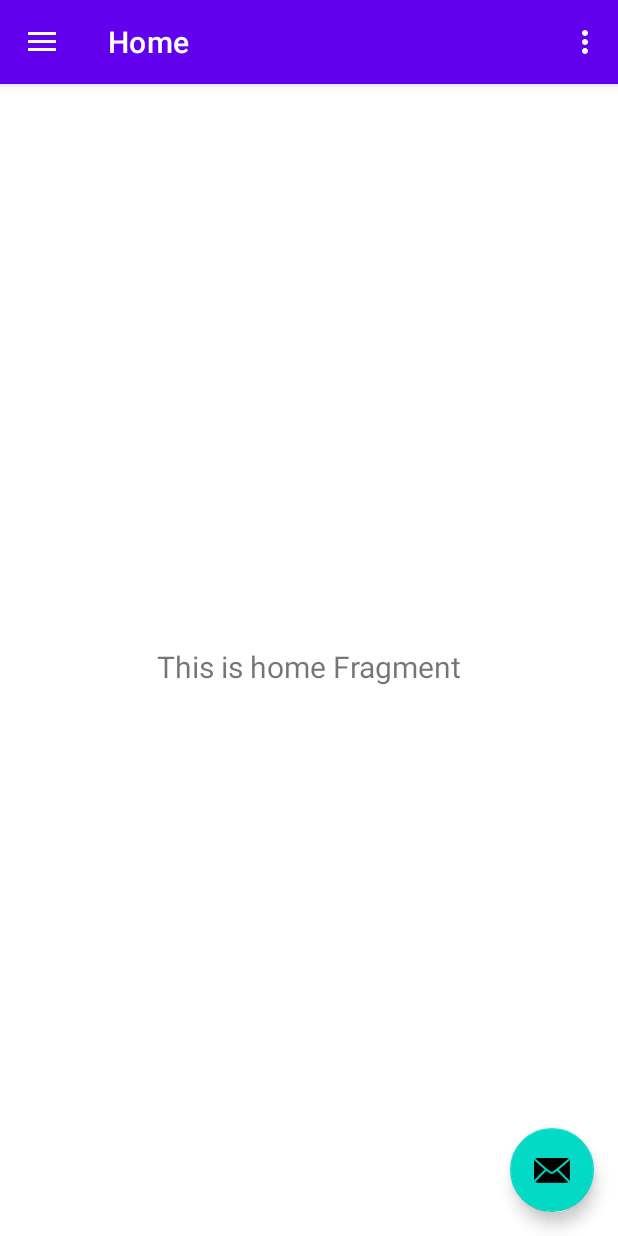
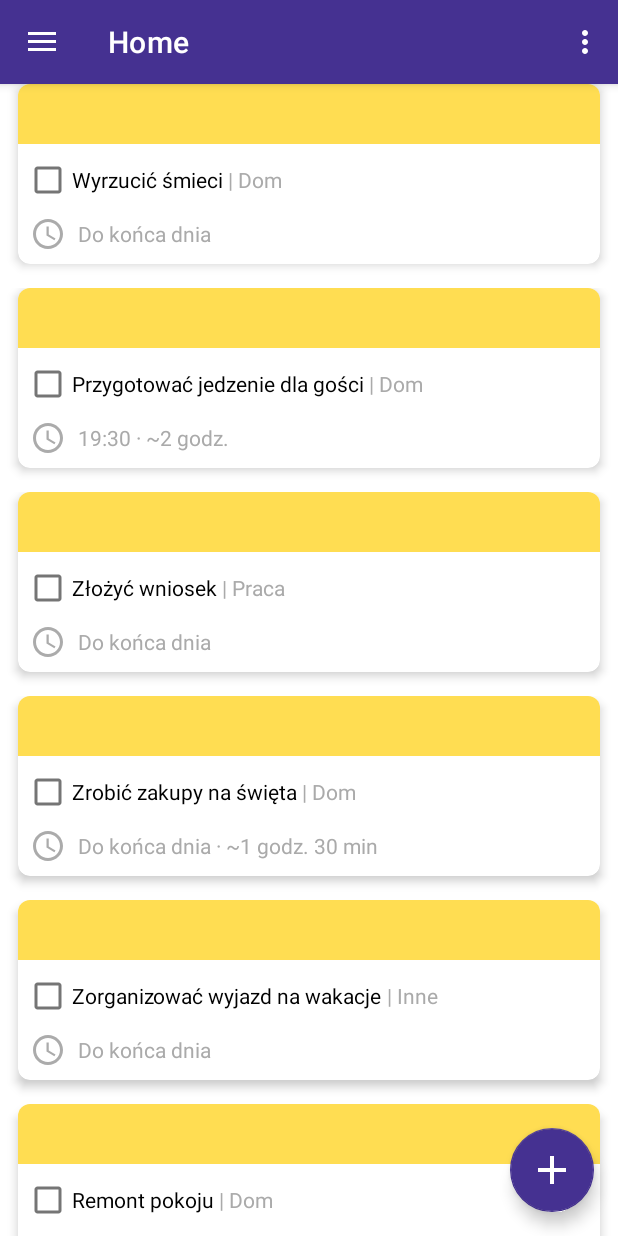
Before and after one commit to miskyy7507/nexttasks, an Android app: the screen it shows after launch (MainActivity), on a phone screen of 412 x 824 dp. Run offline under Robolectric (Android 15) with nearby library versions, the phone set to English and light mode, and no system bars; our stand-ins replace navigation-ui.

Commit message:
Add task list RecyclerView to the main page

```diff
--- /dev/null
+++ b/app/src/main/java/com/mm/nexttasks/TaskListAdapter.kt
@@ -0,0 +1,48 @@
+package com.mm.todoapp
+
+import android.content.Context
+import android.graphics.Color
+import android.graphics.drawable.Drawable
+import android.view.LayoutInflater
+import android.view.View
+import android.view.ViewGroup
+import android.widget.CheckBox
+import android.widget.ImageView
+import android.widget.TextView
+import androidx.recyclerview.widget.RecyclerView
+import com.mm.nexttasks.R
+import com.mm.nexttasks.TaskModel
+
+class TaskListAdapter(val context: Context, val taskList: ArrayList<TaskModel>) : RecyclerView.Adapter<TaskListAdapter.MyViewHolder>() {
+
+    override fun onCreateViewHolder(parent: ViewGroup, viewType: Int) : TaskListAdapter.MyViewHolder {
+        // this is where you inflate the layout
+        val inflater = LayoutInflater.from(context)
+        val view = inflater.inflate(R.layout.task_card, parent, false)
+
+        return TaskListAdapter.MyViewHolder(view)
+    }
+
+    override fun onBindViewHolder(holder: TaskListAdapter.MyViewHolder, position: Int) {
+        // assigning values to the views we created in the task_card layout file
+        // based on the position of the recycler view
+
+        holder.taskNameLabel.text = taskList[position].taskName
+        holder.taskCategoryLabel.text = taskList[position].taskCategory
+        holder.taskDeadlineLabel.text = taskList[position].taskDeadline
+        holder.taskNameLabel.isChecked = taskList[position].taskIsDone
+//        holder.taskColorTab.setBackgroundColor((-16777216..-1).random())
+        holder.taskColorTab.setBackgroundColor(context.getColor(R.color.task_tab_color_yellow))
+    }
+
+    override fun getItemCount(): Int {
+        return taskList.size
+    }
+
+    class MyViewHolder(itemView: View) : RecyclerView.ViewHolder(itemView) {
+        val taskNameLabel = itemView.findViewById<CheckBox>(R.id.taskLabel)
+        val taskCategoryLabel = itemView.findViewById<TextView>(R.id.taskCategory)
+        val taskDeadlineLabel = itemView.findViewById<TextView>(R.id.taskDeadlineText)
+        val taskColorTab = itemView.findViewById<View>(R.id.taskCardColor)
+    }
+}
--- /dev/null
+++ b/app/src/main/java/com/mm/nexttasks/TaskModel.kt
@@ -0,0 +1,9 @@
+package com.mm.nexttasks
+
+class TaskModel (
+//    val taskCardColor: String,
+    val taskName: String,
+    val taskCategory: String,
+    val taskDeadline: String,
+    val taskIsDone: Boolean
+)
--- a/app/src/main/java/com/mm/nexttasks/ui/home/HomeFragment.kt
+++ b/app/src/main/java/com/mm/nexttasks/ui/home/HomeFragment.kt
@@ -4,9 +4,12 @@ import android.os.Bundle
 import android.view.LayoutInflater
 import android.view.View
 import android.view.ViewGroup
-import android.widget.TextView
 import androidx.fragment.app.Fragment
+import androidx.recyclerview.widget.LinearLayoutManager
+import com.mm.nexttasks.R
+import com.mm.nexttasks.TaskModel
 import com.mm.nexttasks.databinding.FragmentHomeBinding
+import com.mm.todoapp.TaskListAdapter
 
 class HomeFragment : Fragment() {
 
@@ -16,6 +19,8 @@ class HomeFragment : Fragment() {
     // onDestroyView.
     private val binding get() = _binding!!
 
+    private val taskModels: ArrayList<TaskModel> = ArrayList()
+
     override fun onCreateView(
             inflater: LayoutInflater,
             container: ViewGroup?,
@@ -24,9 +29,14 @@ class HomeFragment : Fragment() {
         _binding = FragmentHomeBinding.inflate(inflater, container, false)
         val root: View = binding.root
 
-        val textView: TextView = binding.textH
+        val recyclerView = binding.todoList
 
-        textView.text = "This is home Fragment"
+        setUpTaskListModels()
+
+        val adapter = TaskListAdapter(this.context!!, taskModels)
+        recyclerView.adapter = adapter
+        recyclerView.layoutManager = LinearLayoutManager(this.context)
+
         return root
     }
 
@@ -34,4 +44,14 @@ class HomeFragment : Fragment() {
         super.onDestroyView()
         _binding = null
     }
+
+    private fun setUpTaskListModels() {
+        val taskNames = resources.getStringArray(R.array.task_names)
+        val taskCategories = resources.getStringArray(R.array.task_categories)
+        val taskDeadlines = resources.getStringArray(R.array.task_deadlines)
+
+        for (i in taskNames.indices) {
+            taskModels.add(TaskModel(taskNames[i], taskCategories[i], taskDeadlines[i], false))
+        }
+    }
 }
--- /dev/null
+++ b/app/src/main/res/drawable/clock_24.xml
@@ -0,0 +1,7 @@
+<vector xmlns:android="http://schemas.android.com/apk/res/android" android:height="24dp" android:tint="#000000" android:viewportHeight="24" android:viewportWidth="24" android:width="24dp">
+
+    <path android:fillColor="@android:color/white" android:pathData="M11.99,2C6.47,2 2,6.48 2,12s4.47,10 9.99,10C17.52,22 22,17.52 22,12S17.52,2 11.99,2zM12,20c-4.42,0 -8,-3.58 -8,-8s3.58,-8 8,-8 8,3.58 8,8 -3.58,8 -8,8z"/>
+
+    <path android:fillColor="@android:color/white" android:pathData="M12.5,7H11v6l5.25,3.15 0.75,-1.23 -4.5,-2.67z"/>
+
+</vector>
--- /dev/null
+++ b/app/src/main/res/drawable/plus_32.xml
@@ -0,0 +1,5 @@
+<vector xmlns:android="http://schemas.android.com/apk/res/android" android:height="32dp" android:tint="#000000" android:viewportHeight="24" android:viewportWidth="24" android:width="32dp">
+
+    <path android:fillColor="@android:color/white" android:pathData="M19,13h-6v6h-2v-6H5v-2h6V5h2v6h6v2z"/>
+
+</vector>
--- a/app/src/main/res/layout/app_bar_main.xml
+++ b/app/src/main/res/layout/app_bar_main.xml
@@ -29,6 +29,8 @@
         android:layout_gravity="bottom|end"
         android:layout_marginEnd="@dimen/fab_margin"
         android:layout_marginBottom="16dp"
-        app:srcCompat="@android:drawable/ic_dialog_email" />
+        android:theme="@style/Widget.Design.FloatingActionButton"
+        app:maxImageSize="32dp"
+        app:srcCompat="@drawable/plus_32" />
 
 </androidx.coordinatorlayout.widget.CoordinatorLayout>
--- a/app/src/main/res/layout/fragment_home.xml
+++ b/app/src/main/res/layout/fragment_home.xml
@@ -6,17 +6,8 @@
     android:layout_height="match_parent"
     tools:context=".ui.home.HomeFragment">
 
-    <TextView
-        android:id="@+id/text_h"
+    <androidx.recyclerview.widget.RecyclerView
+        android:id="@+id/todo_list"
         android:layout_width="match_parent"
-        android:layout_height="wrap_content"
-        android:layout_marginStart="8dp"
-        android:layout_marginTop="8dp"
-        android:layout_marginEnd="8dp"
-        android:textAlignment="center"
-        android:textSize="20sp"
-        app:layout_constraintBottom_toBottomOf="parent"
-        app:layout_constraintEnd_toEndOf="parent"
-        app:layout_constraintStart_toStartOf="parent"
-        app:layout_constraintTop_toTopOf="parent" />
+        android:layout_height="match_parent" />
 </androidx.constraintlayout.widget.ConstraintLayout>
--- /dev/null
+++ b/app/src/main/res/layout/task_card.xml
@@ -0,0 +1,103 @@
+<?xml version="1.0" encoding="utf-8"?>
+<androidx.constraintlayout.widget.ConstraintLayout xmlns:android="http://schemas.android.com/apk/res/android"
+    xmlns:app="http://schemas.android.com/apk/res-auto"
+    android:layout_width="match_parent"
+    android:layout_height="wrap_content">
+
+    <androidx.cardview.widget.CardView
+        android:layout_width="match_parent"
+        android:layout_height="wrap_content"
+        android:layout_marginStart="12dp"
+        android:layout_marginEnd="12dp"
+        android:layout_marginBottom="16dp"
+        app:cardCornerRadius="8dp"
+        app:cardElevation="4dp"
+        app:layout_constraintBottom_toBottomOf="parent"
+        app:layout_constraintEnd_toEndOf="parent"
+        app:layout_constraintStart_toStartOf="parent"
+        app:layout_constraintTop_toTopOf="parent">
+
+        <androidx.constraintlayout.widget.ConstraintLayout
+            android:layout_width="match_parent"
+            android:layout_height="wrap_content">
+
+            <LinearLayout
+                android:layout_width="match_parent"
+                android:layout_height="wrap_content"
+                android:orientation="vertical"
+                app:layout_constraintBottom_toBottomOf="parent"
+                app:layout_constraintEnd_toEndOf="parent"
+                app:layout_constraintStart_toStartOf="parent"
+                app:layout_constraintTop_toTopOf="parent">
+
+                <View
+                    android:id="@+id/taskCardColor"
+                    android:layout_width="match_parent"
+                    android:layout_height="40dp"
+                    android:background="#DD7575" />
+
+                <LinearLayout
+                    android:layout_width="match_parent"
+                    android:layout_height="wrap_content"
+                    android:orientation="horizontal">
+
+                    <CheckBox
+                        android:id="@+id/taskLabel"
+                        android:layout_width="wrap_content"
+                        android:layout_height="wrap_content"
+                        android:layout_marginStart="4dp"
+                        android:checked="false"
+                        android:text="Task Title" />
+
+
+                    <TextView
+                        android:id="@+id/textView2"
+                        android:layout_width="wrap_content"
+                        android:layout_height="48dp"
+                        android:layout_weight="0"
+                        android:gravity="center_vertical"
+                        android:text=" | "
+                        android:textColor="@color/gray_secondary_text" />
+
+                    <TextView
+                        android:id="@+id/taskCategory"
+                        android:layout_width="wrap_content"
+                        android:layout_height="48dp"
+                        android:layout_weight="1"
+                        android:gravity="center_vertical"
+                        android:text="Task Category"
+                        android:textColor="@color/gray_secondary_text" />
+
+                </LinearLayout>
+
+                <LinearLayout
+                    android:layout_width="match_parent"
+                    android:layout_height="wrap_content"
+                    android:orientation="horizontal">
+
+                    <ImageView
+                        android:id="@+id/imageView4"
+                        android:layout_width="wrap_content"
+                        android:layout_height="24dp"
+                        android:layout_marginStart="8dp"
+                        android:layout_marginEnd="8dp"
+                        android:layout_marginBottom="8dp"
+                        android:layout_weight="0"
+                        android:alpha="0.333"
+                        app:srcCompat="@drawable/clock_24" />
+
+                    <TextView
+                        android:id="@+id/taskDeadlineText"
+                        android:layout_width="wrap_content"
+                        android:layout_height="24dp"
+                        android:layout_marginBottom="8dp"
+                        android:layout_weight="1"
+                        android:gravity="center_vertical"
+                        android:text="Task Term"
+                        android:textColor="@color/gray_secondary_text" />
+                </LinearLayout>
+
+            </LinearLayout>
+        </androidx.constraintlayout.widget.ConstraintLayout>
+    </androidx.cardview.widget.CardView>
+</androidx.constraintlayout.widget.ConstraintLayout>
--- a/app/src/main/res/values/colors.xml
+++ b/app/src/main/res/values/colors.xml
@@ -7,4 +7,14 @@
     <color name="teal_700">#FF018786</color>
     <color name="black">#FF000000</color>
     <color name="white">#FFFFFFFF</color>
+
+    <color name="app_theme_color">#FF453191</color>
+    <color name="app_theme_color_darker">#FF312368</color>
+
+    <color name="gray_secondary_text">#FFAAAAAA</color>
+
+    <color name="task_tab_color_red">#FFFF5954</color>
+    <color name="task_tab_color_yellow">#FFFFDD52</color>
+    <color name="task_tab_color_green">#FF52FF8C</color>
+    <color name="task_tab_color_blue">#FF5259FF</color>
 </resources>
--- a/app/src/main/res/values/strings.xml
+++ b/app/src/main/res/values/strings.xml
@@ -10,4 +10,34 @@
     <string name="menu_home">Home</string>
     <string name="menu_gallery">Gallery</string>
     <string name="menu_slideshow">Slideshow</string>
+
+    <string-array name="task_names">
+        <item>Wyrzucić śmieci</item>
+        <item>Przygotować jedzenie dla gości</item>
+        <item>Złożyć wniosek</item>
+        <item>Zrobić zakupy na święta</item>
+        <item>Zorganizować wyjazd na wakacje</item>
+        <item>Remont pokoju</item>
+        <item>Lorem ipsum</item>
+    </string-array>
+
+    <string-array name="task_categories">
+        <item>Dom</item>
+        <item>Dom</item>
+        <item>Praca</item>
+        <item>Dom</item>
+        <item>Inne</item>
+        <item>Dom</item>
+        <item>Dolor sit amet</item>
+    </string-array>
+
+    <string-array name="task_deadlines">
+        <item>Do końca dnia</item>
+        <item>19:30 · ~2 godz.</item>
+        <item>Do końca dnia</item>
+        <item>Do końca dnia · ~1 godz. 30 min</item>
+        <item>Do końca dnia</item>
+        <item>Do końca dnia</item>
+        <item>Do końca dnia</item>
+    </string-array>
 </resources>
--- a/app/src/main/res/values/themes.xml
+++ b/app/src/main/res/values/themes.xml
@@ -2,13 +2,13 @@
     <!-- Base application theme. -->
     <style name="Theme.NextTasks" parent="Theme.MaterialComponents.DayNight.DarkActionBar">
         <!-- Primary brand color. -->
-        <item name="colorPrimary">@color/purple_500</item>
-        <item name="colorPrimaryVariant">@color/purple_700</item>
+        <item name="colorPrimary">@color/app_theme_color</item>
+        <item name="colorPrimaryVariant">@color/app_theme_color_darker</item>
         <item name="colorOnPrimary">@color/white</item>
         <!-- Secondary brand color. -->
-        <item name="colorSecondary">@color/teal_200</item>
-        <item name="colorSecondaryVariant">@color/teal_700</item>
-        <item name="colorOnSecondary">@color/black</item>
+        <item name="colorSecondary">@color/app_theme_color</item>
+        <item name="colorSecondaryVariant">@color/app_theme_color_darker</item>
+        <item name="colorOnSecondary">@color/white</item>
         <!-- Status bar color. -->
         <item name="android:statusBarColor">?attr/colorPrimaryVariant</item>
         <!-- Customize your theme here. -->
```
